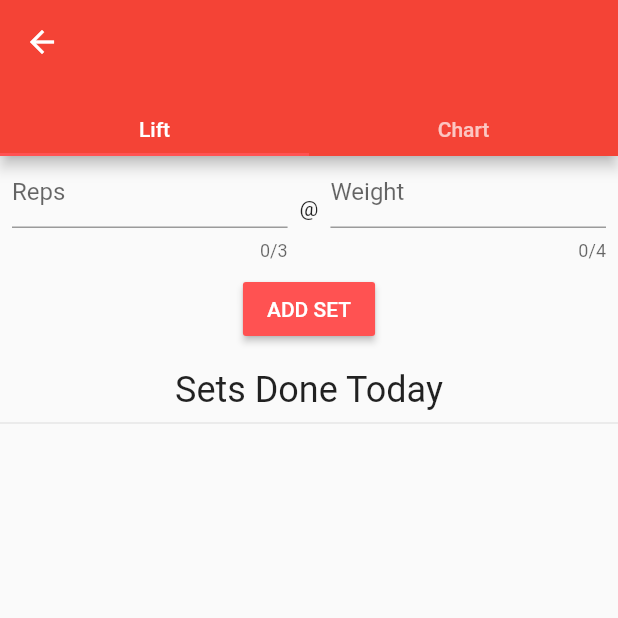
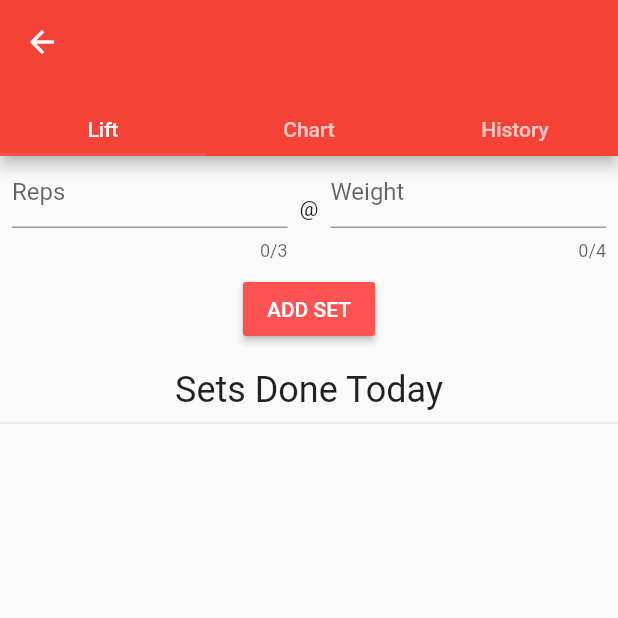
Before and after one commit to bhumboldt/MyLifts, a Flutter app: the RepCounterView screen opened directly with empty values, on a phone screen of 412 x 824 dp, the top half of it. Run offline on Flutter 3.47's test engine with Material 2 defaults, Android fonts, the phone set to English and light mode, and no system bars; our stand-ins replace charts_flutter, kiwi, sqflite; accounts and stored records are empty; statements that could not run were skipped.

Commit message:
Add a history section to the exercise specific page

```diff
--- a/my_lifts/lib/rep_counter_view.dart
+++ b/my_lifts/lib/rep_counter_view.dart
@@ -25,6 +25,7 @@ class RepCounterState extends State<RepCounterView> {
 
   List<ExerciseSet> _sets = List<ExerciseSet>();
   List<ChartSet> _chartData = List<ChartSet>();
+  Map<String, List<ExerciseSet>> _allSets = Map<String, List<ExerciseSet>>();
 
   ExerciseSetService _exerciseSetService;
 
@@ -43,7 +44,7 @@ class RepCounterState extends State<RepCounterView> {
   @override
   Widget build(BuildContext context) {
     return DefaultTabController(
-      length: 2,
+      length: 3,
       child: Scaffold(
         appBar: AppBar(
           title: Text(widget.exercise.name),
@@ -57,6 +58,10 @@ class RepCounterState extends State<RepCounterView> {
                 padding: const EdgeInsets.only(bottom: 8.0),
                 child: Text('Chart'),
               ),
+              Padding(
+                padding: const EdgeInsets.only(bottom: 8.0),
+                child: Text('History'),
+              )
             ],
           ),
         ),
@@ -72,7 +77,8 @@ class RepCounterState extends State<RepCounterView> {
                 ],
               ),
             ),
-            _buildChart()
+            _buildChart(),
+            _buildHistoryList(),
           ],
         ),
       ),
@@ -90,12 +96,19 @@ class RepCounterState extends State<RepCounterView> {
     var allCompletedSets =await _exerciseSetService.getExerciseSetsForExerciseId(widget.exercise.id);
     Map<String, int> weightMap = Map<String, int>();
     List<ChartSet> chartData = List<ChartSet>();
+    Map<String, List<ExerciseSet>> exercisesByDate = Map<String, List<ExerciseSet>>();
 
     for (var completedSet in allCompletedSets) {
       if (!weightMap.containsKey(completedSet.dateCompleted)) {
         weightMap[completedSet.dateCompleted] =completedSet.weight;
       } else if (weightMap[completedSet.dateCompleted] < completedSet.weight) {
         weightMap[completedSet.dateCompleted] =completedSet.weight;
+      }
+
+      if (!exercisesByDate.containsKey(completedSet.dateCompleted)) {
+        exercisesByDate[completedSet.dateCompleted] = <ExerciseSet>[ completedSet ];
+      } else {
+        exercisesByDate[completedSet.dateCompleted].add(completedSet);
       }
     }
 
@@ -105,6 +118,7 @@ class RepCounterState extends State<RepCounterView> {
 
     setState(() {
      _chartData =chartData;
+     _allSets =exercisesByDate;
     });
   }
 
@@ -113,13 +127,30 @@ class RepCounterState extends State<RepCounterView> {
       width: 250,
       height: 250,
       child: Padding(
-        padding: const EdgeInsets.all(4.0),
+        padding: const EdgeInsets.all(16.0),
         child: charts.TimeSeriesChart(
           _createData(),
           animate: true,
           defaultInteractions: true,
         ),
       ),
+    );
+  }
+
+  Widget _buildHistoryList() {
+    return ListView.builder(
+      itemBuilder: (context, index) {
+        var date =_allSets.keys.elementAt(index);
+        return ExpansionTile(
+          title: Text(date),
+          children: _allSets[date].map((exerciseSet) {
+            return ListTile(
+              title: Text('${exerciseSet.reps} reps @ ${exerciseSet.weight} lbs.'),
+            );
+          }).toList(),
+        );
+      },
+      itemCount: _allSets.keys.length,
     );
   }
 
```
